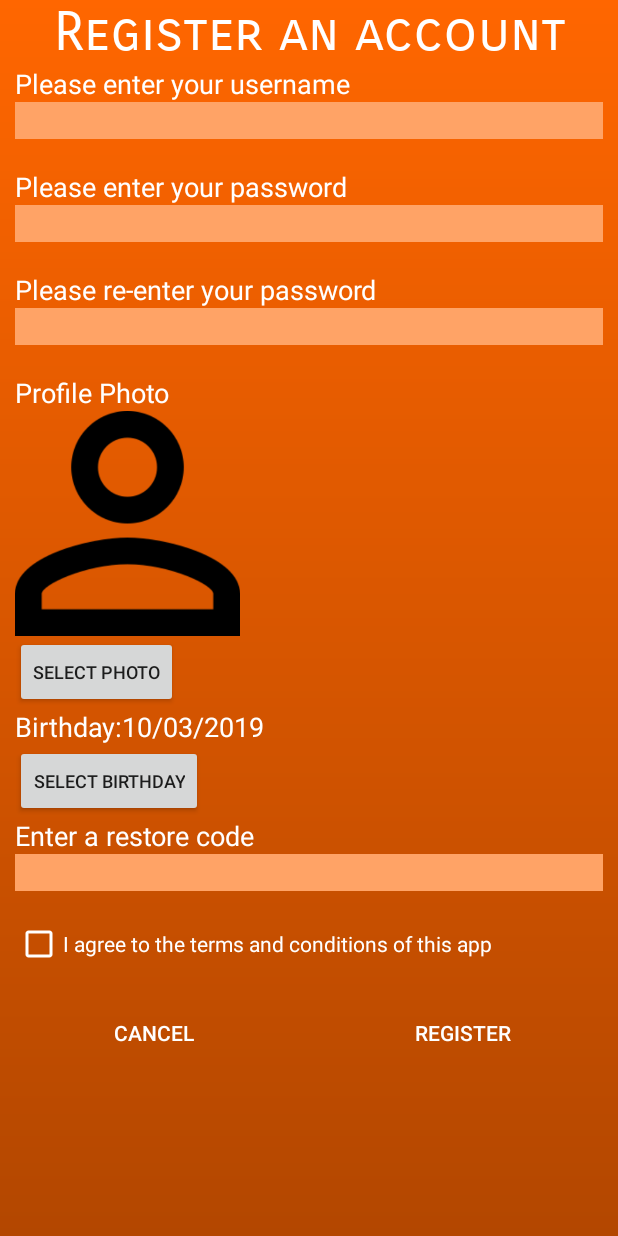
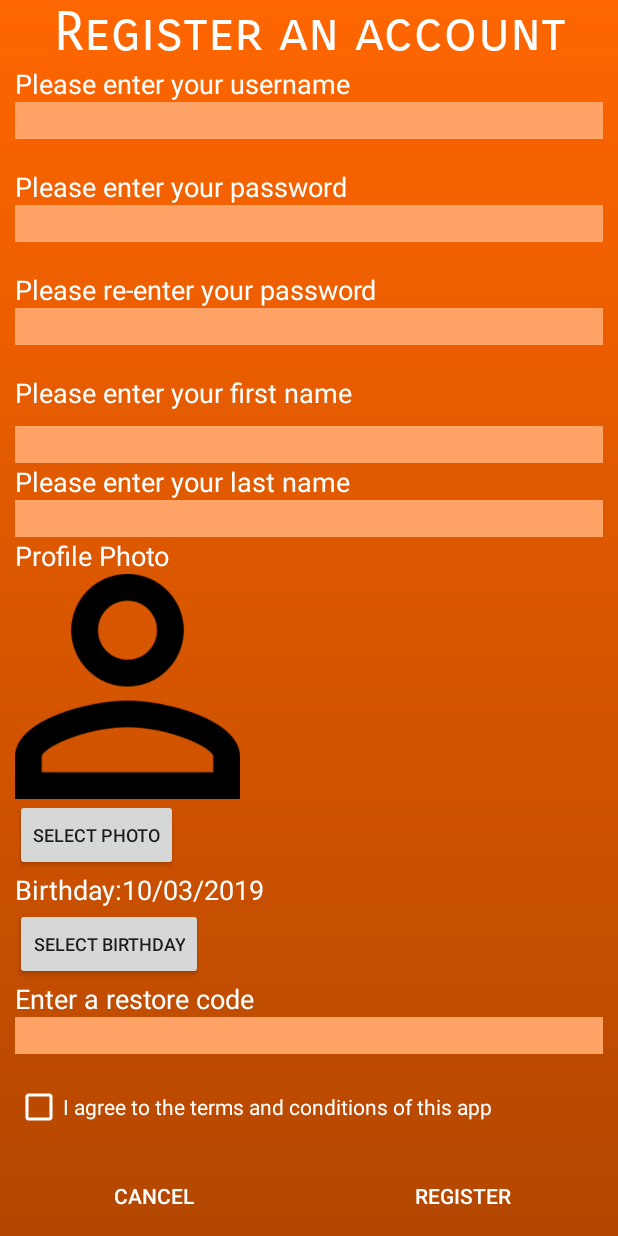
Before and after one commit to pc-chin-android/login-system, an Android app: the RegisterActivity screen opened directly, with no data from a screen before it, on a phone screen of 412 x 824 dp. Run offline under Robolectric (Android 15) with nearby library versions, the phone set to English and light mode, and no system bars; our stand-ins replace Room's generated code.

Commit message:
Added first and last name

```diff
--- a/app/src/main/res/layout/activity_register.xml
+++ b/app/src/main/res/layout/activity_register.xml
@@ -116,6 +116,52 @@
             android:layout_marginEnd="10dp"
             android:text="@string/blank"
             android:textColor="@android:color/holo_orange_light" />
+
+        <TextView
+            android:id="@+id/register_firstname_text"
+            android:layout_width="match_parent"
+            android:layout_height="wrap_content"
+            android:layout_marginStart="10dp"
+            android:layout_marginBottom="10dp"
+            android:text="@string/select_first_name"
+            android:textColor="@android:color/white"
+            android:textSize="18sp" />
+
+        <EditText
+            android:id="@+id/register_firstname_input"
+            android:layout_width="match_parent"
+            android:layout_height="wrap_content"
+            android:layout_marginStart="10dp"
+            android:layout_marginEnd="10dp"
+            android:background="#FFA366"
+            android:ems="10"
+            android:hint="@string/blank"
+            android:inputType="textPersonName"
+            android:text="@string/blank"
+            tools:ignore="Autofill" />
+
+        <TextView
+            android:id="@+id/register_lastname_text"
+            android:layout_width="match_parent"
+            android:layout_height="wrap_content"
+            android:layout_marginStart="10dp"
+            android:layout_marginEnd="10dp"
+            android:text="@string/select_last_name"
+            android:textColor="@android:color/white"
+            android:textSize="18sp" />
+
+        <EditText
+            android:id="@+id/register_lastname_input"
+            android:layout_width="match_parent"
+            android:layout_height="wrap_content"
+            android:layout_marginStart="10dp"
+            android:layout_marginEnd="10dp"
+            android:background="#FFA366"
+            android:ems="10"
+            android:hint="@string/blank"
+            android:inputType="textPersonName"
+            android:text="@string/blank"
+            tools:ignore="Autofill" />
 
         <TextView
             android:id="@+id/register_photo_text"
--- a/app/src/main/res/values/strings.xml
+++ b/app/src/main/res/values/strings.xml
@@ -26,6 +26,8 @@
     <string name="current_birthday">Birthday: </string>
     <string name="select_restore_code">Enter a restore code</string>
     <string name="tnc">I agree to the terms and conditions of this app</string>
+    <string name="select_first_name">Please enter your first name</string>
+    <string name="select_last_name">Please enter your last name</string>
 
     <!-- Error Strings -->
     <string name="error_username_blank">Username cannot be blank.</string>
```
